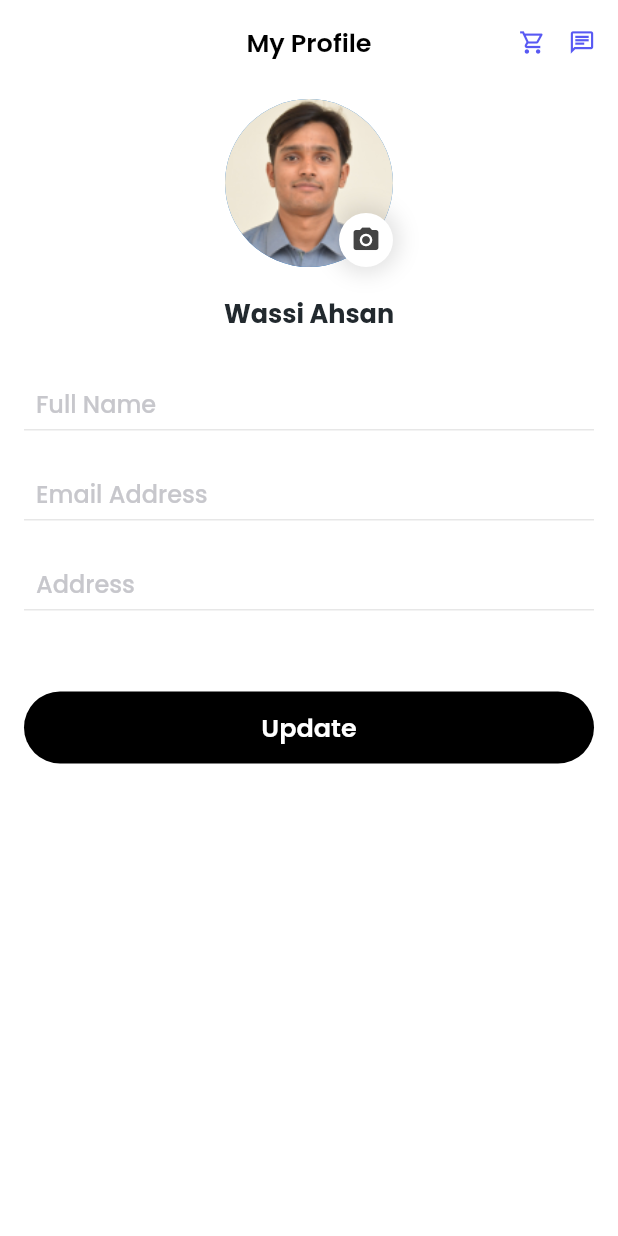
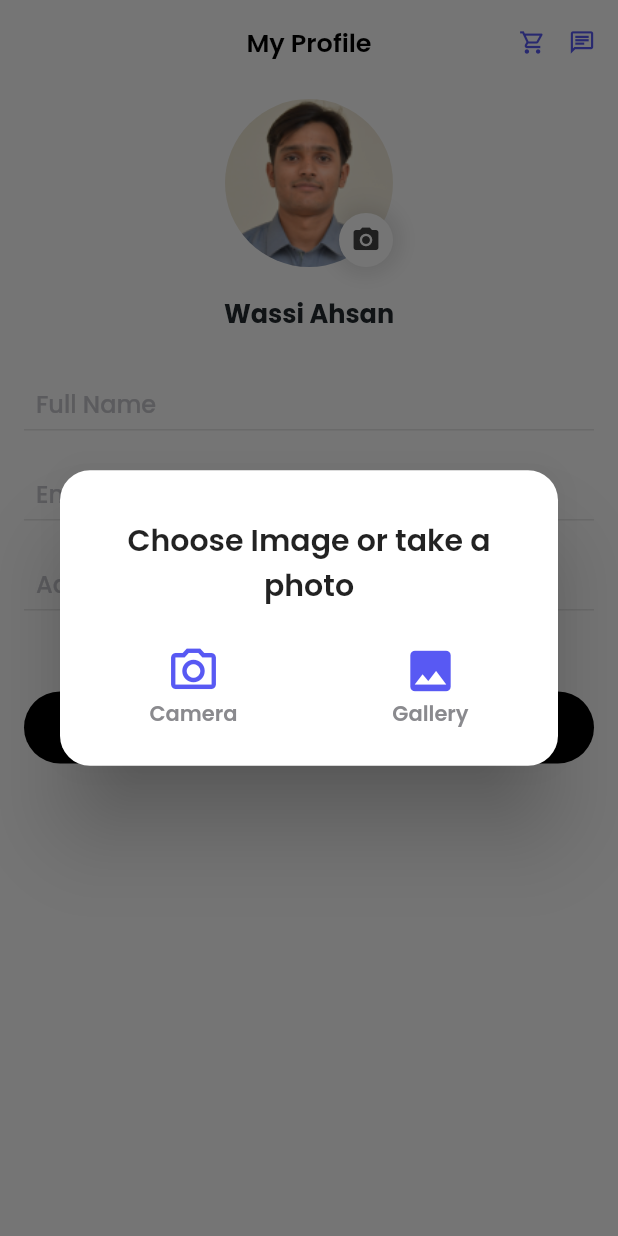
Before and after one commit to iahmadamin/fusionpower, a Flutter app: the EditProfilePage screen opened directly, after a tap on the "camera alt" icon, on a phone screen of 412 x 824 dp. Run offline on Flutter 3.47's test engine with Material 2 defaults, Android fonts, the phone set to English and light mode, and no system bars; our stand-ins replace flutter_svg, get, image_picker; project files that could hold a hidden picture were left out.

Commit message:
implemented image picking feature in edit profile

```diff
--- /dev/null
+++ b/lib/services/system_services.dart
@@ -0,0 +1,13 @@
+import 'package:image_picker/image_picker.dart';
+
+class SystemService {
+  final picker = ImagePicker();
+
+  Future<XFile?> imageFromCamera() async {
+    return await picker.pickImage(source: ImageSource.camera);
+  }
+
+  Future<XFile?> imageFromGallery() async {
+    return await picker.pickImage(source: ImageSource.gallery);
+  }
+}
--- a/lib/view/pages/Profile/edit_profile.dart
+++ b/lib/view/pages/Profile/edit_profile.dart
@@ -1,6 +1,7 @@
 import 'package:flutter/material.dart';
 import 'package:fusionpower/constant/colors.dart';
 import 'package:fusionpower/constant/utils.dart';
+import 'package:fusionpower/controllers/profile_controller.dart';
 import 'package:fusionpower/view/widgets/c_button.dart';
 import 'package:fusionpower/view/widgets/uinput_field.dart';
 import 'package:get/get.dart';
@@ -16,6 +17,7 @@ class _EditProfilePageState extends State<EditProfilePage> {
   late final TextEditingController nameController;
   late final TextEditingController emailController;
   late final TextEditingController addressController;
+  final _profileController = Get.find<ProfileController>();
 
   @override
   void initState() {
@@ -37,10 +39,11 @@ class _EditProfilePageState extends State<EditProfilePage> {
   Widget build(BuildContext context) {
     return Scaffold(
       backgroundColor: backgroundColor,
+      resizeToAvoidBottomInset: false,
       appBar: AppBar(
         elevation: 0,
         backgroundColor: backgroundColor,
-        title: Text(
+        title: const Text(
           "My Profile",
           style: TextStyle(
               color: Colors.black, fontSize: 17, fontWeight: FontWeight.w600),
@@ -48,7 +51,7 @@ class _EditProfilePageState extends State<EditProfilePage> {
         centerTitle: true,
         actions: [
           GestureDetector(
-            child: Icon(
+            child: const Icon(
               Icons.shopping_cart_outlined,
               size: 18,
               color: primaryPurple,
@@ -56,7 +59,7 @@ class _EditProfilePageState extends State<EditProfilePage> {
             onTap: () {},
           ),
           IconButton(
-            icon: Icon(
+            icon: const Icon(
               Icons.chat_outlined,
               size: 18,
               color: primaryPurple,
@@ -74,15 +77,35 @@ class _EditProfilePageState extends State<EditProfilePage> {
             child: Stack(
               alignment: Alignment.center,
               children: [
-                const CircleAvatar(
-                  radius: 56,
-                  backgroundImage: AssetImage('assets/images/user.png'),
-                ),
+                GetBuilder<ProfileController>(builder: (con) {
+                  return Container(
+                    height: 112,
+                    width: 112,
+                    decoration: const BoxDecoration(
+                      shape: BoxShape.circle,
+                    ),
+                    child: con.imageFile != null
+                        ? ClipRRect(
+                            borderRadius: BorderRadius.circular(56),
+                            child: Image.file(
+                              con.imageFile!,
+                              fit: BoxFit.cover,
+                            ))
+                        : ClipRRect(
+                            borderRadius: BorderRadius.circular(56),
+                            child: Image.asset(
+                              'assets/images/user.png',
+                              fit: BoxFit.cover,
+                            )),
+                  );
+                }),
                 Positioned(
                   right: 10,
                   bottom: 10,
                   child: GestureDetector(
-                    onTap: () {},
+                    onTap: () {
+                      imagePickerDialog();
+                    },
                     child: Container(
                       height: 36,
                       width: 36,
@@ -108,7 +131,7 @@ class _EditProfilePageState extends State<EditProfilePage> {
             ),
           ),
           const SizedBox(height: 8),
-          Text(
+          const Text(
             "Wassi Ahsan",
             style: TextStyle(
               fontSize: 17,
@@ -156,4 +179,72 @@ class _EditProfilePageState extends State<EditProfilePage> {
       ),
     );
   }
+
+  Future<void> imagePickerDialog() {
+    return Get.defaultDialog(
+      title: "Choose Image or take a photo",
+      titleStyle: const TextStyle(
+        fontSize: 20,
+        fontWeight: FontWeight.w600,
+        height: 1.5,
+      ),
+      titlePadding: const EdgeInsets.fromLTRB(
+        24,
+        32,
+        24,
+        16,
+      ),
+      content: Row(
+        mainAxisAlignment: MainAxisAlignment.spaceAround,
+        children: [
+          GestureDetector(
+            onTap: () {
+              Get.back();
+              _profileController.getImageFromCamer();
+            },
+            child: Column(
+              children: const [
+                Icon(
+                  Icons.photo_camera_outlined,
+                  size: 36,
+                  color: primaryPurple,
+                ),
+                Text(
+                  "Camera",
+                  style: TextStyle(
+                    fontSize: 14,
+                    color: labelColorSecondary,
+                    fontWeight: FontWeight.w600,
+                  ),
+                ),
+              ],
+            ),
+          ),
+          GestureDetector(
+            onTap: () {
+              Get.back();
+              _profileController.getImageFromGallery();
+            },
+            child: Column(
+              children: const [
+                Icon(
+                  Icons.image,
+                  size: 36,
+                  color: primaryPurple,
+                ),
+                Text(
+                  "Gallery",
+                  style: TextStyle(
+                    fontSize: 14,
+                    color: labelColorSecondary,
+                    fontWeight: FontWeight.w600,
+                  ),
+                ),
+              ],
+            ),
+          ),
+        ],
+      ),
+    );
+  }
 }
--- a/pubspec.yaml
+++ b/pubspec.yaml
@@ -14,6 +14,7 @@ dependencies:
   get: ^4.6.5
   cupertino_icons: ^1.0.2
   flutter_svg: ^1.1.1+1
+  image_picker: ^0.8.5+3
 
 
 dev_dependencies:
```
Also changed, not shown: lib/controllers/profile_controller.dart (added, +25 -0 lines), lib/view/pages/Home/widgets/drawer.dart (+0 -11 lines), lib/view/pages/Profile/profile_page.dart (+44 -14 lines), pubspec.lock, 6 other files.
